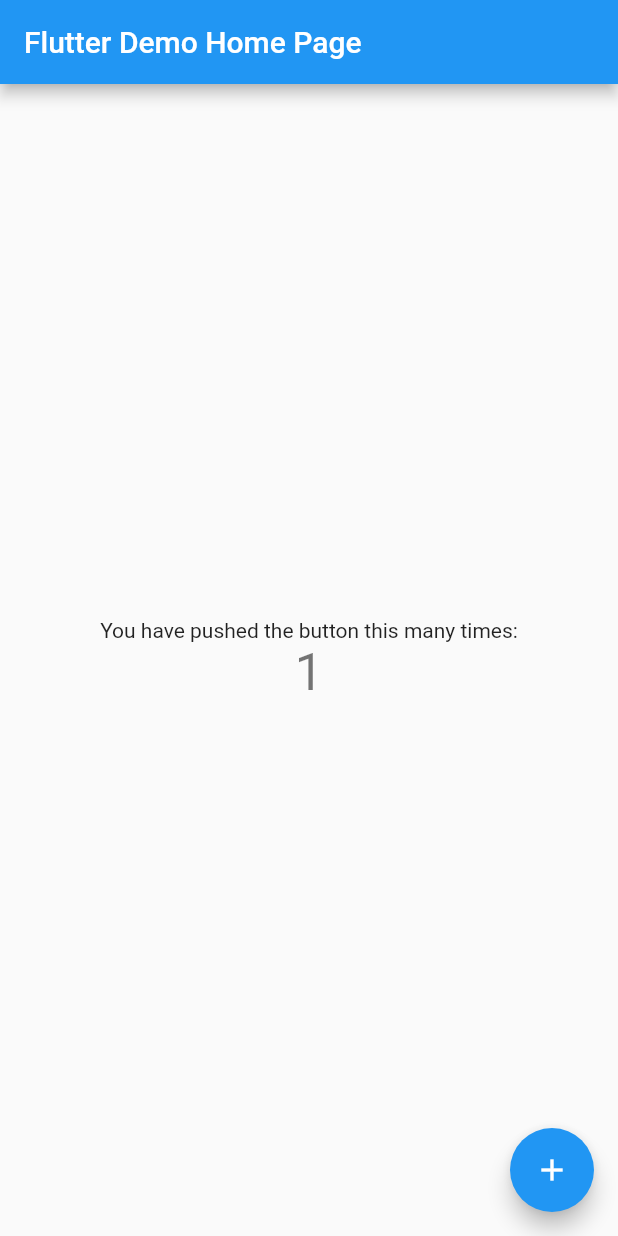
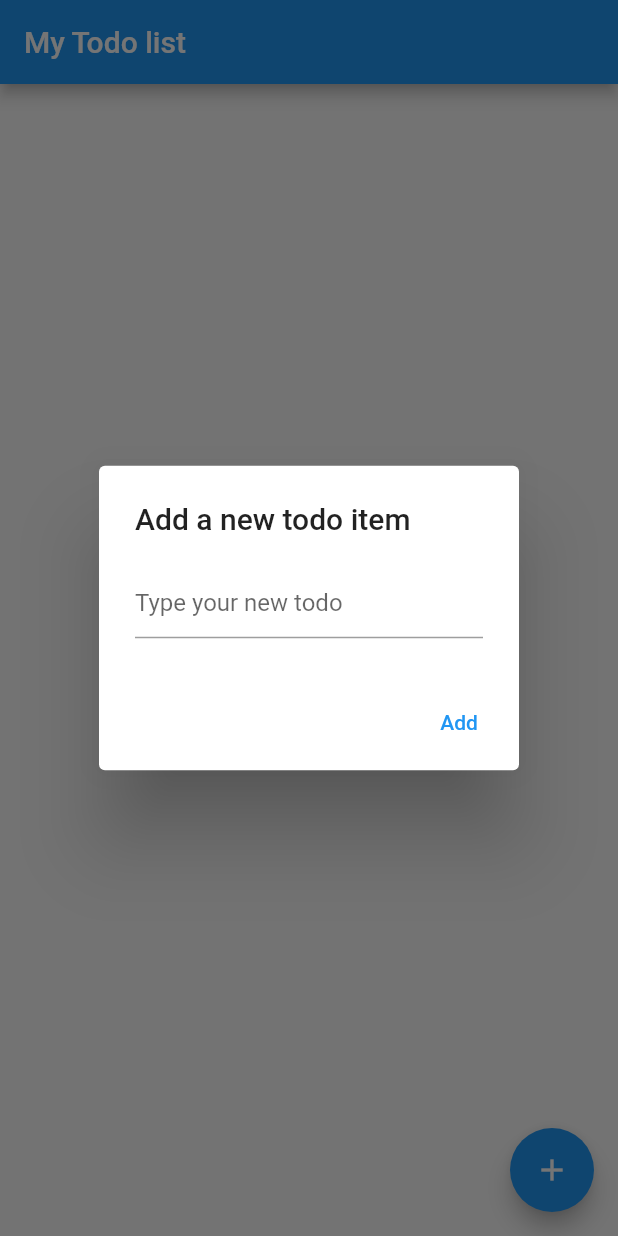
Before and after one commit to ikhwanfaris/to-do-app-class, a Flutter app: the screen it shows after launch, after a tap on the "add" icon, on a phone screen of 412 x 824 dp. Run offline on Flutter 3.47's test engine with Material 2 defaults, Android fonts, the phone set to English and light mode, and no system bars.

Commit message:
Lesson One

```diff
--- a/to_do_list/lib/main.dart
+++ b/to_do_list/lib/main.dart
@@ -1,113 +1,121 @@
 import 'package:flutter/material.dart';
 
-void main() {
-  runApp(MyApp());
+class Todo {
+  Todo({required this.name, required this.checked});
+  final String name;
+  bool checked;
 }
 
-class MyApp extends StatelessWidget {
-  // This widget is the root of your application.
+class TodoItem extends StatelessWidget {
+  TodoItem({
+    required this.todo,
+    required this.onTodoChanged,
+  }) : super(key: ObjectKey(todo));
+
+  final Todo todo;
+  final onTodoChanged;
+
+  TextStyle? _getTextStyle(bool checked) {
+    if (!checked) return null;
+
+    return TextStyle(
+      color: Colors.black54,
+      decoration: TextDecoration.lineThrough,
+    );
+  }
+
   @override
   Widget build(BuildContext context) {
-    return MaterialApp(
-      title: 'Flutter Demo',
-      theme: ThemeData(
-        // This is the theme of your application.
-        //
-        // Try running your application with "flutter run". You'll see the
-        // application has a blue toolbar. Then, without quitting the app, try
-        // changing the primarySwatch below to Colors.green and then invoke
-        // "hot reload" (press "r" in the console where you ran "flutter run",
-        // or simply save your changes to "hot reload" in a Flutter IDE).
-        // Notice that the counter didn't reset back to zero; the application
-        // is not restarted.
-        primarySwatch: Colors.blue,
+    return ListTile(
+      onTap: () {
+        onTodoChanged(todo);
+      },
+      leading: CircleAvatar(
+        child: Text(todo.name[0]),
       ),
-      home: MyHomePage(title: 'Flutter Demo Home Page'),
+      title: Text(todo.name, style: _getTextStyle(todo.checked)),
     );
   }
 }
 
-class MyHomePage extends StatefulWidget {
-  MyHomePage({Key? key, this.title}) : super(key: key);
+class TodoList extends StatefulWidget {
+  @override
+  _TodoListState createState() => new _TodoListState();
+}
 
-  // This widget is the home page of your application. It is stateful, meaning
-  // that it has a State object (defined below) that contains fields that affect
-  // how it looks.
-
-  // This class is the configuration for the state. It holds the values (in this
-  // case the title) provided by the parent (in this case the App widget) and
-  // used by the build method of the State. Fields in a Widget subclass are
-  // always marked "final".
-
-  final String? title;
+class _TodoListState extends State<TodoList> {
+  final TextEditingController _textFieldController = TextEditingController();
+  final List<Todo> _todos = <Todo>[];
 
   @override
-  _MyHomePageState createState() => _MyHomePageState();
-}
+  Widget build(BuildContext context) {
+    return new Scaffold(
+      appBar: new AppBar(
+        title: new Text('My Todo list'),
+      ),
+      body: ListView(
+        padding: EdgeInsets.symmetric(vertical: 8.0),
+        children: _todos.map((Todo todo) {
+          return TodoItem(
+            todo: todo,
+            onTodoChanged: _handleTodoChange,
+          );
+        }).toList(),
+      ),
+      floatingActionButton: FloatingActionButton(
+          onPressed: () => _displayDialog(),
+          tooltip: 'Add Item',
+          child: Icon(Icons.add)),
+    );
+  }
 
-class _MyHomePageState extends State<MyHomePage> {
-  int _counter = 0;
-
-  void _incrementCounter() {
+  void _handleTodoChange(Todo todo) {
     setState(() {
-      // This call to setState tells the Flutter framework that something has
-      // changed in this State, which causes it to rerun the build method below
-      // so that the display can reflect the updated values. If we changed
-      // _counter without calling setState(), then the build method would not be
-      // called again, and so nothing would appear to happen.
-      _counter++;
+      todo.checked = !todo.checked;
     });
   }
 
-  @override
-  Widget build(BuildContext context) {
-    // This method is rerun every time setState is called, for instance as done
-    // by the _incrementCounter method above.
-    //
-    // The Flutter framework has been optimized to make rerunning build methods
-    // fast, so that you can just rebuild anything that needs updating rather
-    // than having to individually change instances of widgets.
-    return Scaffold(
-      appBar: AppBar(
-        // Here we take the value from the MyHomePage object that was created by
-        // the App.build method, and use it to set our appbar title.
-        title: Text(widget.title!),
-      ),
-      body: Center(
-        // Center is a layout widget. It takes a single child and positions it
-        // in the middle of the parent.
-        child: Column(
-          // Column is also a layout widget. It takes a list of children and
-          // arranges them vertically. By default, it sizes itself to fit its
-          // children horizontally, and tries to be as tall as its parent.
-          //
-          // Invoke "debug painting" (press "p" in the console, choose the
-          // "Toggle Debug Paint" action from the Flutter Inspector in Android
-          // Studio, or the "Toggle Debug Paint" command in Visual Studio Code)
-          // to see the wireframe for each widget.
-          //
-          // Column has various properties to control how it sizes itself and
-          // how it positions its children. Here we use mainAxisAlignment to
-          // center the children vertically; the main axis here is the vertical
-          // axis because Columns are vertical (the cross axis would be
-          // horizontal).
-          mainAxisAlignment: MainAxisAlignment.center,
-          children: <Widget>[
-            Text(
-              'You have pushed the button this many times:',
-            ),
-            Text(
-              '$_counter',
-              style: Theme.of(context).textTheme.headline4,
+  void _addTodoItem(String name) {
+    setState(() {
+      _todos.add(Todo(name: name, checked: false));
+    });
+    _textFieldController.clear();
+  }
+
+  Future<void> _displayDialog() async {
+    return showDialog<void>(
+      context: context,
+      barrierDismissible: false, // user must tap button!
+      builder: (BuildContext context) {
+        return AlertDialog(
+          title: const Text('Add a new todo item'),
+          content: TextField(
+            controller: _textFieldController,
+            decoration: const InputDecoration(hintText: 'Type your new todo'),
+          ),
+          actions: <Widget>[
+            TextButton(
+              child: const Text('Add'),
+              onPressed: () {
+                Navigator.of(context).pop();
+                _addTodoItem(_textFieldController.text);
+              },
             ),
           ],
-        ),
-      ),
-      floatingActionButton: FloatingActionButton(
-        onPressed: _incrementCounter,
-        tooltip: 'Increment',
-        child: Icon(Icons.add),
-      ), // This trailing comma makes auto-formatting nicer for build methods.
+        );
+      },
     );
   }
 }
+
+class TodoApp extends StatelessWidget {
+  @override
+  Widget build(BuildContext context) {
+    return new MaterialApp(
+      title: 'Todo list',
+      home: new TodoList(),
+    );
+  }
+}
+
+void main() => runApp(new TodoApp());
```
Also changed, not shown: 1 other file.
